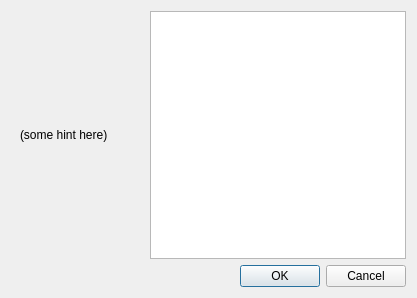
Before: the Qt Designer form src/NewFileDialog.ui in tapple/animik, drawn with Qt 5.
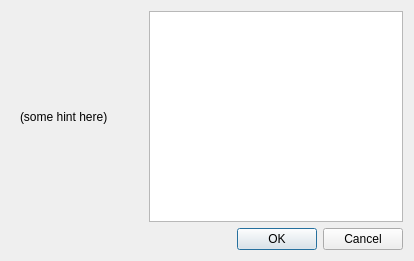
After: the same form once the commit is applied.

The edit to the form file:
```diff
--- a/src/NewFileDialog.ui
+++ b/src/NewFileDialog.ui
@@ -6,8 +6,8 @@
    <rect>
     <x>0</x>
     <y>0</y>
-    <width>417</width>
-    <height>298</height>
+    <width>414</width>
+    <height>261</height>
    </rect>
   </property>
   <property name="sizePolicy">
```
